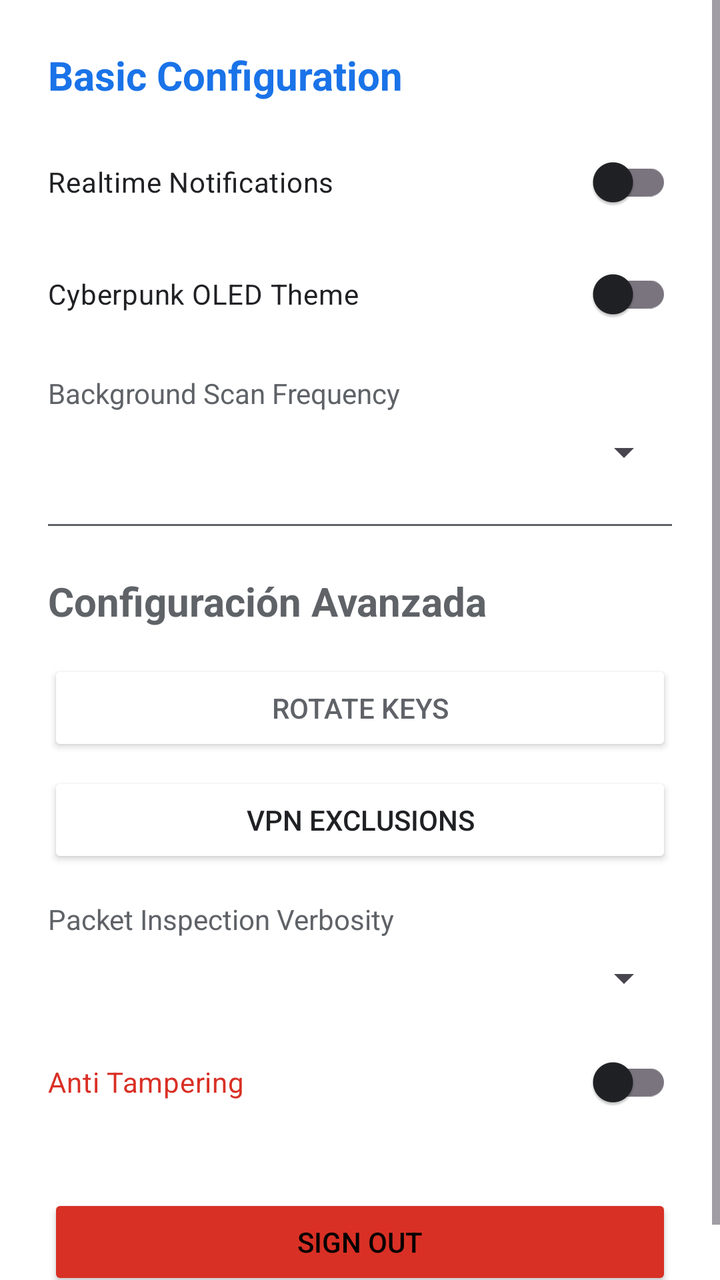
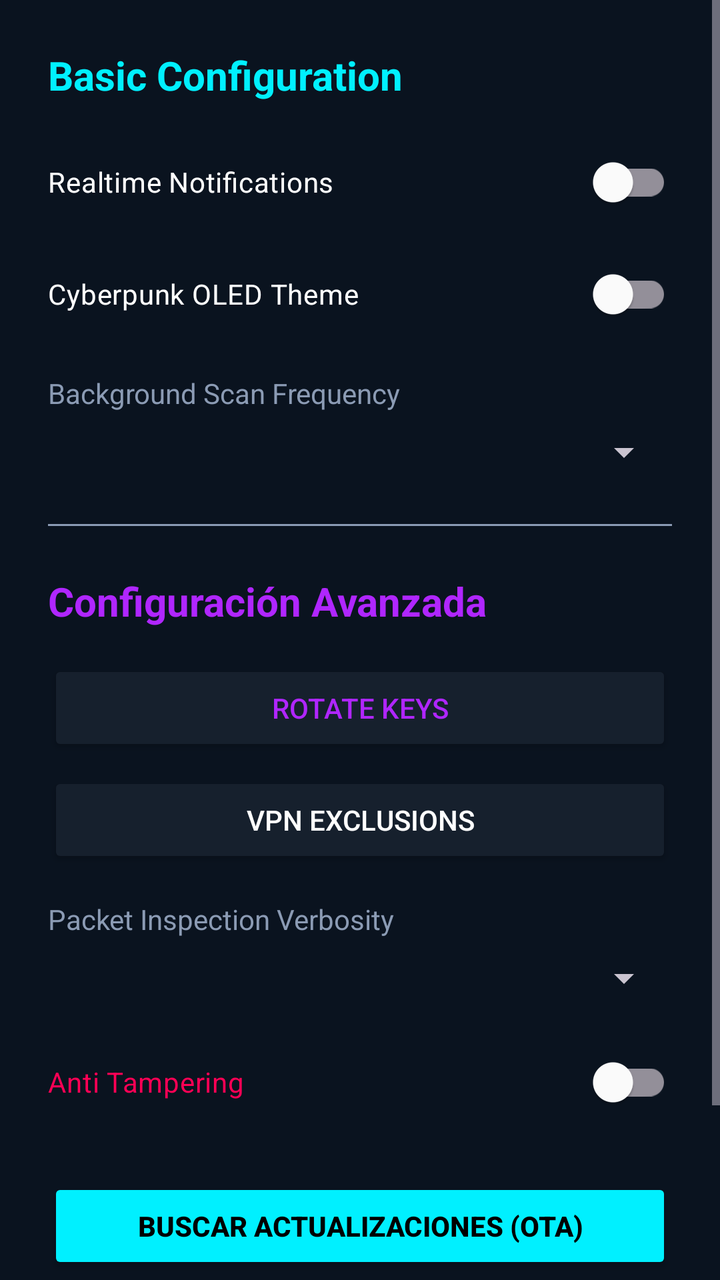

Before-and-after screenshots of an Android layout around one commit, followed by the original layout XML and the change that was made.
<!-- AndroidManifest.xml: application theme Theme.SecurityNav -->
<!-- res/layout/activity_settings.xml -->
<?xml version="1.0" encoding="utf-8"?>
<ScrollView xmlns:android="http://schemas.android.com/apk/res/android"
    android:layout_width="match_parent"
    android:layout_height="match_parent"
    android:background="@color/bg_dark">

    <LinearLayout
        android:layout_width="match_parent"
        android:layout_height="wrap_content"
        android:orientation="vertical"
        android:padding="24dp">

        <TextView
            android:layout_width="wrap_content"
            android:layout_height="wrap_content"
            android:text="@string/basic_configuration"
            android:textColor="@color/neon_cyan"
            android:textSize="20sp"
            android:textStyle="bold"
            android:layout_marginBottom="16dp" />

        <com.google.android.material.switchmaterial.SwitchMaterial
            android:id="@+id/switchNotifications"
            android:layout_width="match_parent"
            android:layout_height="wrap_content"
            android:text="@string/realtime_notifications"
            android:textColor="@color/text_primary" />

        <com.google.android.material.switchmaterial.SwitchMaterial
            android:id="@+id/switchTheme"
            android:layout_width="match_parent"
            android:layout_height="wrap_content"
            android:text="Cyberpunk OLED Theme"
            android:textColor="@color/text_primary"
            android:layout_marginTop="8dp" />

        <TextView
            android:layout_width="wrap_content"
            android:layout_height="wrap_content"
            android:text="@string/background_scan_frequency"
            android:textColor="@color/text_secondary"
            android:layout_marginTop="16dp" />

        <Spinner
            android:id="@+id/spinnerFrequency"
            android:layout_width="match_parent"
            android:layout_height="wrap_content"
            android:layout_marginTop="8dp" />

        <View
            android:layout_width="match_parent"
            android:layout_height="1dp"
            android:background="@color/text_secondary"
            android:layout_marginVertical="24dp" />

        <TextView
            android:layout_width="wrap_content"
            android:layout_height="wrap_content"
            android:text="@string/advanced_configuration"
            android:textColor="@color/neon_purple"
            android:textSize="20sp"
            android:textStyle="bold"
            android:layout_marginBottom="16dp" />

        <Button
            android:id="@+id/btnRotateKeys"
            android:layout_width="match_parent"
            android:layout_height="wrap_content"
            android:text="@string/rotate_keys"
            android:backgroundTint="@color/surface_dark"
            android:textColor="@color/neon_purple" />

        <Button
            android:id="@+id/btnVpnExclusions"
            android:layout_width="match_parent"
            android:layout_height="wrap_content"
            android:text="@string/vpn_exclusions"
            android:backgroundTint="@color/surface_dark"
            android:textColor="@color/text_primary"
            android:layout_marginTop="8dp" />

        <TextView
            android:layout_width="wrap_content"
            android:layout_height="wrap_content"
            android:text="@string/packet_inspection_verbosity"
            android:textColor="@color/text_secondary"
            android:layout_marginTop="16dp" />

        <Spinner
            android:id="@+id/spinnerVerbosity"
            android:layout_width="match_parent"
            android:layout_height="wrap_content"
            android:layout_marginTop="8dp" />

        <com.google.android.material.switchmaterial.SwitchMaterial
            android:id="@+id/switchAntiTamper"
            android:layout_width="match_parent"
            android:layout_height="wrap_content"
            android:text="@string/anti_tampering"
            android:textColor="@color/error"
            android:layout_marginTop="16dp" />
            
        <Button
            android:id="@+id/btnLogout"
            android:layout_width="match_parent"
            android:layout_height="wrap_content"
            android:text="@string/sign_out"
            android:backgroundTint="@color/error"
            android:textColor="@color/black"
            android:layout_marginTop="32dp" />

    </LinearLayout>
</ScrollView>
<!-- resources referenced by this layout -->
<resources>
  <color name="bg_dark">#FFFFFF</color>
  <color name="black">#000000</color>
  <color name="error">#D93025</color>
  <color name="neon_cyan">#1A73E8</color>
  <color name="neon_purple">#5F6368</color>
  <color name="surface_dark">#FFFFFF</color>
  <color name="text_primary">#202124</color>
  <color name="text_secondary">#5F6368</color>
  <string name="advanced_configuration">Configuración Avanzada</string>
  <string name="anti_tampering">Anti Tampering</string>
  <string name="background_scan_frequency">Background Scan Frequency</string>
  <string name="basic_configuration">Basic Configuration</string>
  <string name="packet_inspection_verbosity">Packet Inspection Verbosity</string>
  <string name="realtime_notifications">Realtime Notifications</string>
  <string name="rotate_keys">Rotate Keys</string>
  <string name="sign_out">Sign Out</string>
  <string name="vpn_exclusions">Vpn Exclusions</string>
  <style name="Theme.SecurityNav" parent="Theme.Material3.Light.NoActionBar">
          
          <item name="colorPrimary">@color/primary</item>
          <item name="colorOnPrimary">@color/white</item>
          <item name="colorSecondary">@color/secondary</item>
          <item name="android:colorBackground">@color/bg_light</item>
          <item name="colorSurface">@color/surface_light</item>
          <item name="colorOnSurface">@color/text_primary</item>
  
          
          <item name="materialCardViewStyle">@style/Widget.SecurityNav.CardView</item>
  
          
          <item name="materialButtonStyle">@style/Widget.SecurityNav.Button</item>
      </style>
  <color name="primary">#1A73E8</color>
  <color name="white">#FFFFFF</color>
  <color name="secondary">#34A853</color>
  <color name="bg_light">#FFFFFF</color>
  <color name="surface_light">#F8F9FA</color>
  <style name="Widget.SecurityNav.CardView" parent="Widget.Material3.CardView.Elevated">
          <item name="cardBackgroundColor">@color/white</item>
          <item name="strokeColor">#E0E0E0</item>
          <item name="strokeWidth">1dp</item>
          <item name="cardCornerRadius">12dp</item>
          <item name="cardElevation">2dp</item>
      </style>
  <style name="Widget.SecurityNav.Button" parent="Widget.Material3.Button">
          <item name="backgroundTint">@color/primary</item>
          <item name="android:textColor">@color/white</item>
          <item name="android:textStyle">bold</item>
          <item name="cornerRadius">8dp</item>
      </style>
</resources>

<!-- the commit's change to res/layout/activity_settings.xml (unified diff, before → after) -->
@@ -100,6 +100,17 @@
             android:textColor="@color/error"
             android:layout_marginTop="16dp" />
             
+        
+        <Button
+            android:id="@+id/btnCheckUpdates"
+            android:layout_width="match_parent"
+            android:layout_height="wrap_content"
+            android:text="Buscar Actualizaciones (OTA)"
+            android:backgroundTint="@color/neon_cyan"
+            android:textColor="@color/black"
+            android:textStyle="bold"
+            android:layout_marginTop="24dp" />
+
         <Button
             android:id="@+id/btnLogout"
             android:layout_width="match_parent"
<!-- resource entries referenced after the edit -->
@@ -1,13 +1,13 @@
 <!-- resources referenced by this layout -->
 <resources>
-  <color name="bg_dark">#FFFFFF</color>
+  <color name="bg_dark">#0A131F</color>
   <color name="black">#000000</color>
-  <color name="error">#D93025</color>
-  <color name="neon_cyan">#1A73E8</color>
-  <color name="neon_purple">#5F6368</color>
-  <color name="surface_dark">#FFFFFF</color>
-  <color name="text_primary">#202124</color>
-  <color name="text_secondary">#5F6368</color>
+  <color name="error">#FF0055</color>
+  <color name="neon_cyan">#00F0FF</color>
+  <color name="neon_purple">#B026FF</color>
+  <color name="surface_dark">#16202D</color>
+  <color name="text_primary">#FFFFFF</color>
+  <color name="text_secondary">#8B9BB4</color>
   <string name="advanced_configuration">Configuración Avanzada</string>
   <string name="anti_tampering">Anti Tampering</string>
   <string name="background_scan_frequency">Background Scan Frequency</string>
@@ -17,36 +17,29 @@
   <string name="rotate_keys">Rotate Keys</string>
   <string name="sign_out">Sign Out</string>
   <string name="vpn_exclusions">Vpn Exclusions</string>
-  <style name="Theme.SecurityNav" parent="Theme.Material3.Light.NoActionBar">
-          
+  <style name="Theme.SecurityNav" parent="Theme.Material3.Dark.NoActionBar">
           <item name="colorPrimary">@color/primary</item>
-          <item name="colorOnPrimary">@color/white</item>
+          <item name="colorOnPrimary">@color/black</item>
           <item name="colorSecondary">@color/secondary</item>
-          <item name="android:colorBackground">@color/bg_light</item>
-          <item name="colorSurface">@color/surface_light</item>
+          <item name="android:colorBackground">@color/bg_dark</item>
+          <item name="colorSurface">@color/surface_dark</item>
           <item name="colorOnSurface">@color/text_primary</item>
-  
-          
+          <item name="android:textColor">@color/text_primary</item>
           <item name="materialCardViewStyle">@style/Widget.SecurityNav.CardView</item>
-  
-          
           <item name="materialButtonStyle">@style/Widget.SecurityNav.Button</item>
       </style>
-  <color name="primary">#1A73E8</color>
-  <color name="white">#FFFFFF</color>
-  <color name="secondary">#34A853</color>
-  <color name="bg_light">#FFFFFF</color>
-  <color name="surface_light">#F8F9FA</color>
+  <color name="primary">#00F0FF</color>
+  <color name="secondary">#B026FF</color>
   <style name="Widget.SecurityNav.CardView" parent="Widget.Material3.CardView.Elevated">
-          <item name="cardBackgroundColor">@color/white</item>
-          <item name="strokeColor">#E0E0E0</item>
+          <item name="cardBackgroundColor">@color/surface_dark</item>
+          <item name="strokeColor">@color/neon_cyan</item>
           <item name="strokeWidth">1dp</item>
           <item name="cardCornerRadius">12dp</item>
-          <item name="cardElevation">2dp</item>
+          <item name="cardElevation">4dp</item>
       </style>
   <style name="Widget.SecurityNav.Button" parent="Widget.Material3.Button">
           <item name="backgroundTint">@color/primary</item>
-          <item name="android:textColor">@color/white</item>
+          <item name="android:textColor">@color/black</item>
           <item name="android:textStyle">bold</item>
           <item name="cornerRadius">8dp</item>
       </style>
